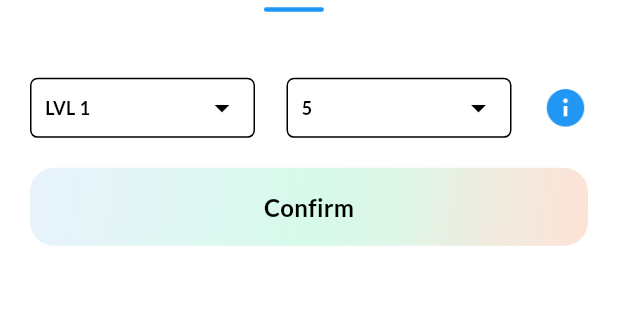
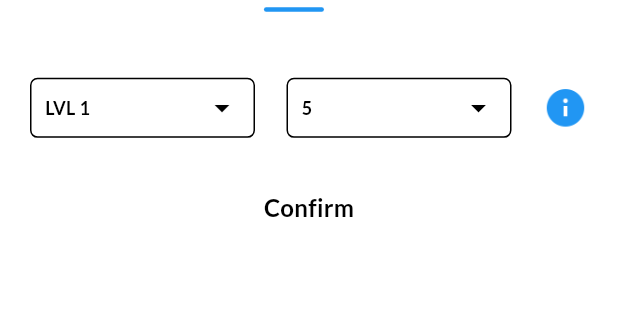
Before and after one commit to Sukhmeetsingh306/NFT_Trading, a Flutter app: the ReserveAccount screen opened directly, on a phone screen of 412 x 824 dp, the part 524-844 px from its top. Run offline on Flutter 3.47's test engine with Material 3 defaults, Android fonts, the phone set to English and light mode, and no system bars; our stand-ins replace google_fonts, intl_phone_field, lucide_icons, shared_preferences; accounts and stored records are empty.

Commit message:
changed background color

```diff
--- /dev/null
+++ b/frontend/devtools_options.yaml
@@ -0,0 +1,3 @@
+description: This file stores settings for Dart & Flutter DevTools.
+documentation: https://docs.flutter.dev/tools/devtools/extensions#configure-extension-enablement-states
+extensions:
--- a/frontend/lib/core/background_core.dart
+++ b/frontend/lib/core/background_core.dart
@@ -47,12 +47,20 @@ Widget containerWhite(Widget child) {
   );
 }
 
+// const List<Color> backgroundColor = [
+//   Color(0xFFE8F3FB),
+//   Color(0xFFE3F4F6),
+//   Color(0xFFDDF8F1),
+//   Color(0xFFD6FAEA),
+//   Color(0xFFDEF6E7),
+//   Color(0xFFF1EADE),
+//   Color(0xFFFDE3D6),
+// ];
+
 const List<Color> backgroundColor = [
-  Color(0xFFE8F3FB),
-  Color(0xFFE3F4F6),
-  Color(0xFFDDF8F1),
-  Color(0xFFD6FAEA),
-  Color(0xFFDEF6E7),
-  Color(0xFFF1EADE),
-  Color(0xFFFDE3D6),
+  Colors.white60,
+  Colors.white60,
+  Colors.white60,
+  Colors.white60,
+  Colors.white60,
 ];
```
